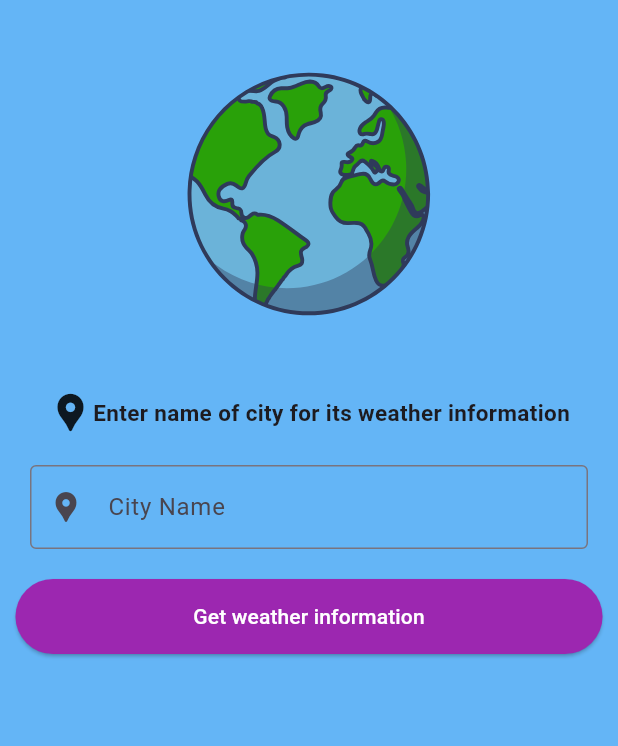
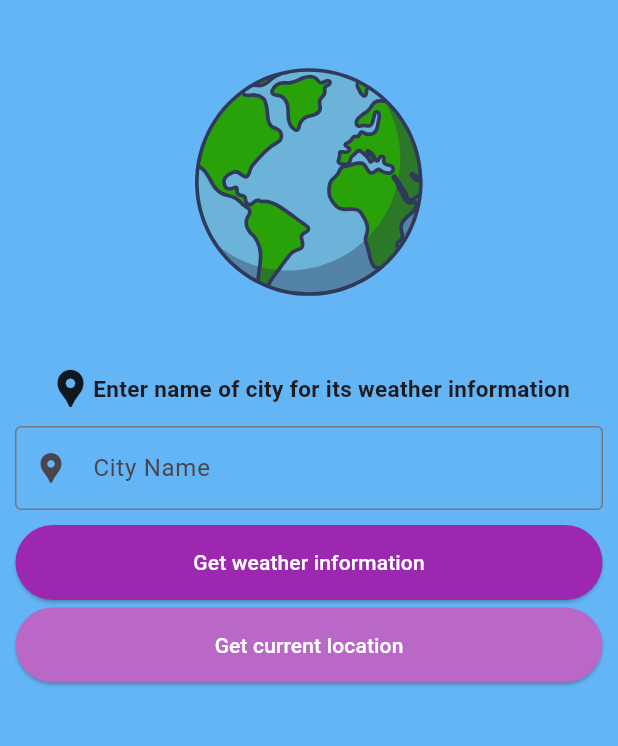
Before and after one commit to MaheshVerma12/AccuWeather, a Flutter app: the screen it shows after launch, on a phone screen of 412 x 824 dp, the part 84-830 px from its top. Run offline on Flutter 3.47's test engine with Material 3 defaults, Android fonts, the phone set to English and light mode, and no system bars; our stand-ins replace equatable, flutter_bloc, geocoding, geolocator, lottie, weather.

Commit message:
added feature of current location.

```diff
--- a/lib/splash/landingScreen.dart
+++ b/lib/splash/landingScreen.dart
@@ -2,6 +2,7 @@ import 'package:flutter/material.dart';
 import 'package:flutter_bloc/flutter_bloc.dart';
 import 'package:lottie/lottie.dart';
 import 'package:worksmart/homePage.dart';
+import 'package:worksmart/splash/currentLocation.dart';
 import 'package:worksmart/weather_bloc/weather_bloc_bloc.dart';
 import 'package:worksmart/weather_bloc/weather_bloc_event.dart';
 import 'package:geocoding/geocoding.dart';
@@ -41,8 +42,8 @@ class _LandingScreenState extends State<LandingScreen> {
             mainAxisAlignment: MainAxisAlignment.start,
             children: [
               Container(
-                  height: 260,
-                  width: 260,
+                  height: 244,
+                  width: 244,
                   child: Lottie.asset('assets/earthanimation.json')),
               Row(
                 mainAxisAlignment: MainAxisAlignment.center,
@@ -55,7 +56,7 @@ class _LandingScreenState extends State<LandingScreen> {
                 ],
               ),
               Padding(
-                padding: const EdgeInsets.all(20.0),
+                padding: const EdgeInsets.all(10.0),
                 child: TextFormField(
                   controller: textController,
                   onChanged: (value) => setState(() {
@@ -98,6 +99,21 @@ class _LandingScreenState extends State<LandingScreen> {
                         Size((MediaQuery.of(context).size.width * 0.95), 50),
                     backgroundColor: Colors.purple[500]),
               ),
+              SizedBox(height: 5),
+              ElevatedButton(
+                onPressed: () {
+                  Navigator.push(
+                    context,
+                    MaterialPageRoute(builder: (context) => CurrentLocation()),
+                  );
+                },
+                child: Text("Get current location",
+                    style: TextStyle(color: Colors.white)),
+                style: ElevatedButton.styleFrom(
+                    minimumSize:
+                        Size((MediaQuery.of(context).size.width * 0.95), 50),
+                    backgroundColor: Colors.purple[300]),
+              ),
             ],
           ),
         ),
--- a/pubspec.yaml
+++ b/pubspec.yaml
@@ -38,6 +38,10 @@ dependencies:
   equatable: ^2.0.5
   dio: ^5.4.0
   lottie: ^3.1.2
+
+
+
+
 
   # The following adds the Cupertino Icons font to your application.
   # Use with the CupertinoIcons class for iOS style icons.
```
Also changed, not shown: lib/splash/currentLocation.dart (added, +127 -0 lines).
